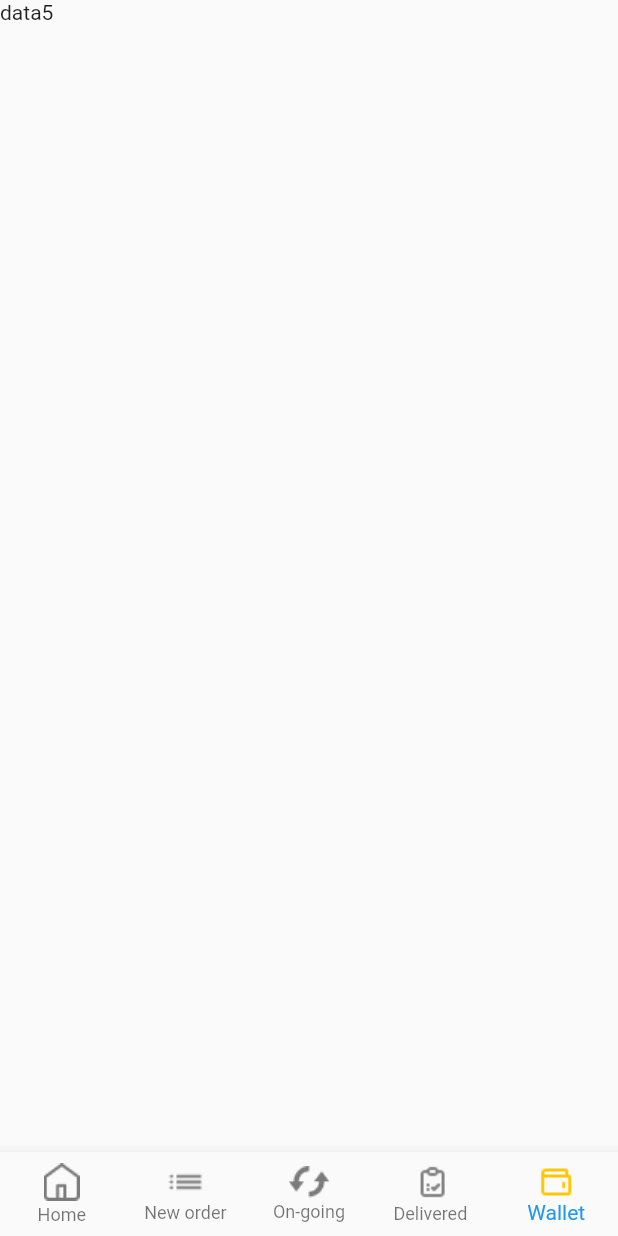
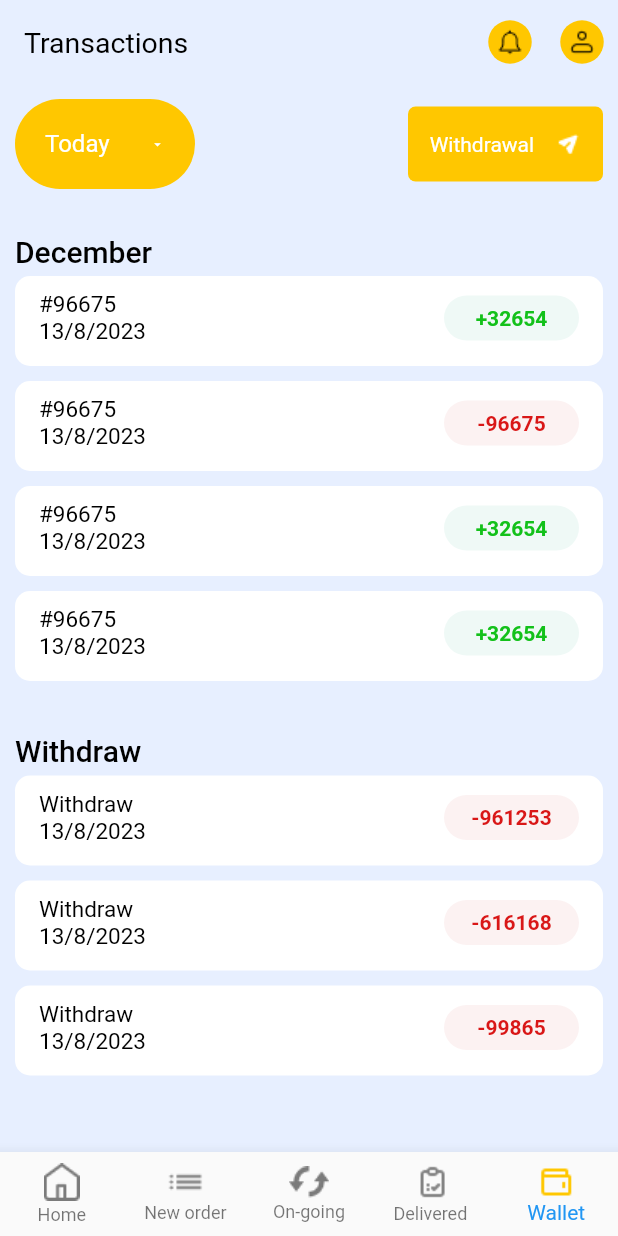
Before and after one commit to YasirMehmood12/delivery_app, a Flutter app: the screen it shows after launch, item 5 of the bottom bar chosen, on a phone screen of 412 x 824 dp. Run offline on Flutter 3.47's test engine with Material 2 defaults, Android fonts, the phone set to English and light mode, and no system bars; our stand-ins replace flutter_rating_bar, google_fonts, signature, timeline_tile, velocity_x.

Commit message:
99% work

```diff
--- a/lib/consts/colors.dart
+++ b/lib/consts/colors.dart
@@ -8,6 +8,7 @@ const Color darkColor = Color(0xff535252);
 const Color greyColor = Color(0xff7B7B7B);
 const Color liteWhiteColor = Color(0xffD9D9D9);
 const Color liteWhite2Color = Color(0xffF5F5F5);
+const Color white4Color = Color(0xffEFF9F6);
 const Color white3Color = Color(0xffE7EFFF);
 const Color veryGreyColor = Color(0xffDDDDDD);
 const Color liteGreyColor = Color(0xff999999);
@@ -16,8 +17,11 @@ const Color blueColor = Color(0xff0062FF);
 const Color tealLiteColor = Color(0xff109C9C);
 const Color tealColor = Color(0xff3DD598);
 const Color greenColor = Color(0xff4CAF50);
+const Color fullGreenColor = Color(0xff13C11A);
 const Color fulRedColor = Color(0xffC82727);
 const Color liteRedColor = Color(0xffFF2727);
+const Color red1Color = Color(0xffD91717);
+const Color redWhiteColor = Color(0xffFCF2F2);
 const Color dallBlackColor = Color(0xff5A5A5A);
 const Color whiteBackGround = Color(0xffF2F6FF);
 const Color redColor = Color(0xffC82727);
--- /dev/null
+++ b/lib/model/transactions_model.dart
@@ -0,0 +1,22 @@
+import 'package:flutter/material.dart';
+
+class DecemberModel{
+  final String? upText;
+  final String? downText;
+  final String? rightText;
+  final Color? color;
+  final Color? colorText;
+
+  DecemberModel({this.color,this.colorText,
+    this.upText, this.downText, this.rightText});
+}
+class WithdrawModel{
+  final String? upText;
+  final String? downText;
+  final String? rightText;
+  final Color? color;
+  final Color? colorText;
+
+  WithdrawModel({this.color,this.colorText,
+    this.upText, this.downText, this.rightText});
+}
--- a/lib/pages/home/navi_screen.dart
+++ b/lib/pages/home/navi_screen.dart
@@ -1,5 +1,7 @@
 import 'package:delivery_app/consts/colors.dart';
 import 'package:delivery_app/consts/images.dart';
+import 'package:delivery_app/pages/new_order_pages/transactions_screen.dart';
+import 'package:delivery_app/pages/profile_pages/profile_screen.dart';
 import 'package:flutter/material.dart';
 import '../delivered_pages/completed_screen.dart';
 import '../new_order_pages/order_screen.dart';
@@ -20,7 +22,7 @@ class _NaviScreenState extends State<NaviScreen> {
     const OrderScreen(),
     const OnGoingScreen(),
     const CompletedScreen(),
-    const Text('data5'),
+    const TransactionsScreen(),
   ];
 
   @override
--- a/lib/pages/new_order_pages/transactions_screen.dart
+++ b/lib/pages/new_order_pages/transactions_screen.dart
@@ -0,0 +1,269 @@
+import 'package:delivery_app/custom_widgets/mybutton.dart';
+import 'package:delivery_app/model/transactions_model.dart';
+import 'package:delivery_app/pages/profile_pages/profile_screen.dart';
+import 'package:flutter/material.dart';
+import 'package:velocity_x/velocity_x.dart';
+
+import '../../consts/colors.dart';
+import '../../consts/images.dart';
+import '../../custom_widgets/custom_text.dart';
+
+class TransactionsScreen extends StatefulWidget {
+  const TransactionsScreen({super.key});
+
+  @override
+  State<TransactionsScreen> createState() => _TransactionsScreenState();
+}
+
+class _TransactionsScreenState extends State<TransactionsScreen> {
+
+  String selectiveItem  = 'Today';
+  List listItem = [
+    "Today",
+    "Daily",
+    "Yesterday",
+  ];
+  @override
+  Widget build(BuildContext context) {
+    return Scaffold(
+      backgroundColor: white3Color,
+      appBar: AppBar(
+        elevation: 0,
+        foregroundColor: blackColor,
+        backgroundColor: white3Color,
+        title: const CustomText(text: 'Transactions', fontSize: 19),
+        actions: [
+          IconButton(
+            onPressed: () {},
+            icon: Container(
+              height: 29,
+              width: 29,
+              decoration: const BoxDecoration(
+                  color: yellowColor,
+                  shape: BoxShape.circle,
+                  image: DecorationImage(image: AssetImage(notification))),
+            ),
+          ),
+          IconButton(
+            onPressed: () {
+              Navigator.push(context, MaterialPageRoute(builder: (context) => const ProfileScreen()));
+            },
+            icon: Container(
+              height: 29,
+              width: 29,
+              decoration: const BoxDecoration(
+                  color: yellowColor,
+                  shape: BoxShape.circle,
+                  image: DecorationImage(image: AssetImage(profile))),
+            ),
+          ),
+        ],
+      ),
+      body: SingleChildScrollView(
+        child: Padding(
+          padding: const EdgeInsets.symmetric(horizontal: 10),
+          child: Column(
+            crossAxisAlignment: CrossAxisAlignment.start,
+            children: [
+              /// two buttons
+              10.heightBox,
+              Row(
+                mainAxisAlignment: MainAxisAlignment.spaceBetween,
+                children: [
+                  Container(
+                    height: 60, width: 120,
+                    decoration: BoxDecoration(
+                        borderRadius: BorderRadius.circular(30),
+                        color: yellowColor),
+                    child: Center(
+                      child: DropdownButton(
+                        underline: DropdownButtonHideUnderline(child: Container()),
+
+                        value: selectiveItem,
+                        dropdownColor: greyColor,
+                        icon: const Icon(Icons.arrow_drop_down,color: whiteColor,size: 10),
+                        items: listItem.map((valueItem) {
+                          return DropdownMenuItem(
+                              value: valueItem,
+                              child: CustomText(text: valueItem,color: whiteColor,));
+                        }).toList(),
+                        iconSize: 10,
+                        onChanged: (newValue) {
+                          setState(() {
+                            selectiveItem = newValue as String;
+                          });
+                        },
+                      ),
+                    ),
+                  ),
+                  Container(
+                    height: 50, width: 130,
+                    decoration: BoxDecoration(
+                        borderRadius: BorderRadius.circular(5),
+                        color: yellowColor),
+                    child: Row(
+                      mainAxisAlignment: MainAxisAlignment.spaceEvenly,
+                      children: [
+                        InkWell(
+                          onTap: () {},child: const CustomText(
+                          text: "Withdrawal",color: whiteColor,
+                          fontSize: 14,
+                        ),
+                        ),
+                        Image.asset(shareWhite)
+                      ],
+                    )
+                  ),
+
+                ],
+              ),
+              /// text december and list
+              30.heightBox,
+              const CustomText(text: 'December',
+              fontSize: 20,fontWeight: FontWeight.w500,),
+              ListView.builder(
+                shrinkWrap: true,
+                itemCount: decemberModel.length,
+                itemBuilder: (context, index) => Padding(
+                  padding: const EdgeInsets.symmetric(vertical: 5),
+                  child: Column(
+                    children: [
+                      Container(
+                        height: 60,width: double.infinity,
+                        decoration: BoxDecoration(
+                            borderRadius: BorderRadius.circular(10),
+                          color: whiteColor
+                        ),
+                        child: ListTile(
+                          leading: Column(
+                            crossAxisAlignment: CrossAxisAlignment.start,
+                            mainAxisAlignment: MainAxisAlignment.center,
+                            children: [
+                              CustomText(text: decemberModel[index].upText,fontSize: 15),
+                              CustomText(text: decemberModel[index].downText,fontSize: 15)
+                            ],
+                          ),
+                          trailing: Container(
+                            height: 30,width: 90,
+                            decoration: BoxDecoration(
+                              borderRadius: BorderRadius.circular(20),
+                              color: decemberModel[index].color
+                            ),
+                            child: Center(
+                              child: CustomText(
+                                text: decemberModel[index].rightText,color: decemberModel[index].colorText,
+                                fontWeight: FontWeight.w600,
+                              ),
+                            ),
+                          ),
+                        ),
+                      )
+                    ],
+                  ),
+                ),),
+
+              /// text2 and list2
+              30.heightBox,
+              const CustomText(text: 'Withdraw',
+                fontSize: 20,fontWeight: FontWeight.w500,),
+              ListView.builder(
+                shrinkWrap: true,
+                itemCount: withdrawModel.length,
+                itemBuilder: (context, index) => Padding(
+                  padding: const EdgeInsets.symmetric(vertical: 5),
+                  child: Column(
+                    children: [
+                      Container(
+                        height: 60,width: double.infinity,
+                        decoration: BoxDecoration(
+                            borderRadius: BorderRadius.circular(10),
+                            color: whiteColor
+                        ),
+                        child: ListTile(
+                          leading: Column(
+                            crossAxisAlignment: CrossAxisAlignment.start,
+                            mainAxisAlignment: MainAxisAlignment.center,
+                            children: [
+                              CustomText(text: withdrawModel[index].upText,fontSize: 15),
+                              CustomText(text: withdrawModel[index].downText,fontSize: 15)
+                            ],
+                          ),
+                          trailing: Container(
+                            height: 30,width: 90,
+                            decoration: BoxDecoration(
+                                borderRadius: BorderRadius.circular(20),
+                                color: withdrawModel[index].color
+                            ),
+                            child: Center(
+                              child: CustomText(
+                                text: withdrawModel[index].rightText,color: withdrawModel[index].colorText,
+                                fontWeight: FontWeight.w600,
+                              ),
+                            ),
+                          ),
+                        ),
+                      )
+                    ],
+                  ),
+                ),)
+            ],
+          ),
+        ),
+      ),
+    );
+  }
+  List<dynamic> decemberModel = [
+    DecemberModel(
+      color: white4Color,
+      colorText: fullGreenColor,
+      upText: '#96675',
+      downText: '13/8/2023',
+      rightText: '+32654',
+    ),
+    DecemberModel(
+      color: redWhiteColor,
+      colorText: red1Color,
+      upText: '#96675',
+      downText: '13/8/2023',
+      rightText: '-96675',
+    ),
+    DecemberModel(
+      color: white4Color,
+      colorText: fullGreenColor,
+      upText: '#96675',
+      downText: '13/8/2023',
+      rightText: '+32654',
+    ),
+    DecemberModel(
+      color: white4Color,
+      colorText: fullGreenColor,
+      upText: '#96675',
+      downText: '13/8/2023',
+      rightText: '+32654',
+    ),
+  ];
+  List<dynamic> withdrawModel = [
+
+    WithdrawModel(
+      color: redWhiteColor,
+      colorText: red1Color,
+      upText: 'Withdraw',
+      downText: '13/8/2023',
+      rightText: '-961253',
+    ),
+    WithdrawModel(
+      color: redWhiteColor,
+      colorText: red1Color,
+      upText: 'Withdraw',
+      downText: '13/8/2023',
+      rightText: '-616168',
+    ),
+    WithdrawModel(
+      color: redWhiteColor,
+      colorText: red1Color,
+      upText: 'Withdraw',
+      downText: '13/8/2023',
+      rightText: '-99865',
+    ),
+  ];
+}
```
Also changed, not shown: lib/consts/images.dart (+9 -0 lines), lib/model/profile_model.dart (added, +11 -0 lines), lib/pages/new_order_pages/order_screen.dart (+8 -10 lines), lib/pages/profile_pages/profile_screen.dart (added, +147 -0 lines), asset/icons/bike.png (added), asset/icons/dark-mode.png (added), asset/icons/language-line.png (added), asset/icons/location2.png (added), asset/icons/lock-thin.png (added), asset/icons/person.png (added), asset/icons/report.png (added), asset/icons/tablerEdit.png (added), asset/images/photo7.png (added).
